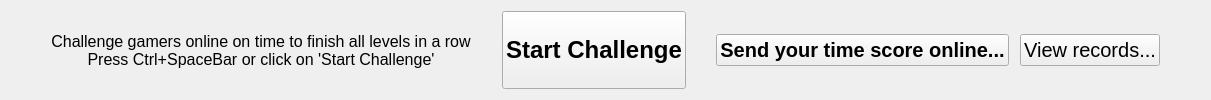
The window that widgets/eulergraphstimechallengewidget.ui (AmirHammoutene/RiseOfEnigmas) describes before a commit, drawn with Qt 5.
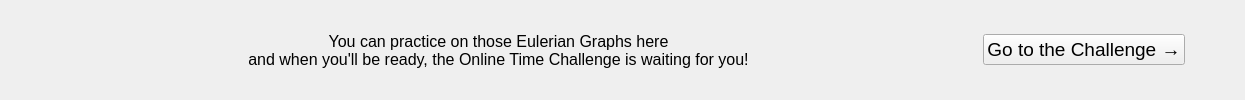
The same window after the commit.

Commit message: Rearrange buttons and added a pre-widget to access challenge

Patch:
```diff
--- a/widgets/eulergraphstimechallengewidget.ui
+++ b/widgets/eulergraphstimechallengewidget.ui
@@ -6,7 +6,7 @@
    <rect>
     <x>0</x>
     <y>0</y>
-    <width>1211</width>
+    <width>1245</width>
     <height>100</height>
    </rect>
   </property>
@@ -15,6 +15,102 @@
   </property>
   <layout class="QHBoxLayout" name="horizontalLayout_2">
    <item>
+    <widget class="QStackedWidget" name="stackedWidget">
+     <property name="currentIndex">
+      <number>0</number>
+     </property>
+     <widget class="QWidget" name="page">
+      <layout class="QHBoxLayout" name="horizontalLayout_3">
+       <item>
+        <layout class="QHBoxLayout" name="horizontalLayout_5">
+         <item>
+          <spacer name="horizontalSpacer_6">
+           <property name="orientation">
+            <enum>Qt::Horizontal</enum>
+           </property>
+           <property name="sizeHint" stdset="0">
+            <size>
+             <width>40</width>
+             <height>20</height>
+            </size>
+           </property>
+          </spacer>
+         </item>
+         <item>
+          <widget class="QLabel" name="label_3">
+           <property name="font">
+            <font>
+             <pointsize>12</pointsize>
+             <weight>50</weight>
+             <bold>false</bold>
+            </font>
+           </property>
+           <property name="toolTip">
+            <string>If you send your result after the challenge completed, it will be stored on gamejolt.com</string>
+           </property>
+           <property name="text">
+            <string>You can practice on those Eulerian Graphs here
+and when you'll be ready, the Online Time Challenge is waiting for you!</string>
+           </property>
+           <property name="alignment">
+            <set>Qt::AlignCenter</set>
+           </property>
+          </widget>
+         </item>
+         <item>
+          <spacer name="horizontalSpacer_7">
+           <property name="orientation">
+            <enum>Qt::Horizontal</enum>
+           </property>
+           <property name="sizeHint" stdset="0">
+            <size>
+             <width>40</width>
+             <height>20</height>
+            </size>
+           </property>
+          </spacer>
+         </item>
+         <item>
+          <widget class="QPushButton" name="goToChallengePageButton">
+           <property name="sizePolicy">
+            <sizepolicy hsizetype="Preferred" vsizetype="Fixed">
+             <horstretch>0</horstretch>
+             <verstretch>0</verstretch>
+            </sizepolicy>
+           </property>
+           <property name="font">
+            <font>
+             <pointsize>14</pointsize>
+            </font>
+           </property>
+           <property name="text">
+            <string>Go to the Challenge →</string>
+           </property>
+          </widget>
+         </item>
+         <item>
+          <spacer name="horizontalSpacer_8">
+           <property name="orientation">
+            <enum>Qt::Horizontal</enum>
+           </property>
+           <property name="sizeType">
+            <enum>QSizePolicy::Fixed</enum>
+           </property>
+           <property name="sizeHint" stdset="0">
+            <size>
+             <width>40</width>
+             <height>20</height>
+            </size>
+           </property>
+          </spacer>
+         </item>
+        </layout>
+       </item>
+      </layout>
+     </widget>
+     <widget class="QWidget" name="page_2">
+      <layout class="QHBoxLayout" name="horizontalLayout_4">
+       <item>
     <layout class="QHBoxLayout" name="horizontalLayout">
      <item>
       <spacer name="horizontalSpacer_3">
@@ -192,6 +288,10 @@
       </spacer>
      </item>
     </layout>
+       </item>
+      </layout>
+     </widget>
+    </widget>
    </item>
   </layout>
  </widget>
```
Left out of the diff: 3 changed lines with no effect on the pictures. Lines whose indentation alone changed are shown as unchanged. The commit also changes 7 other files.
